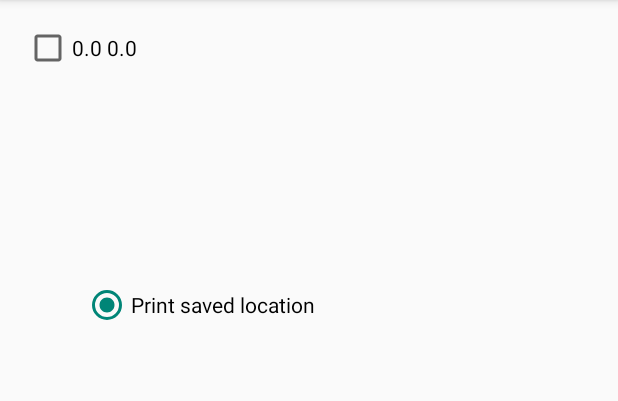
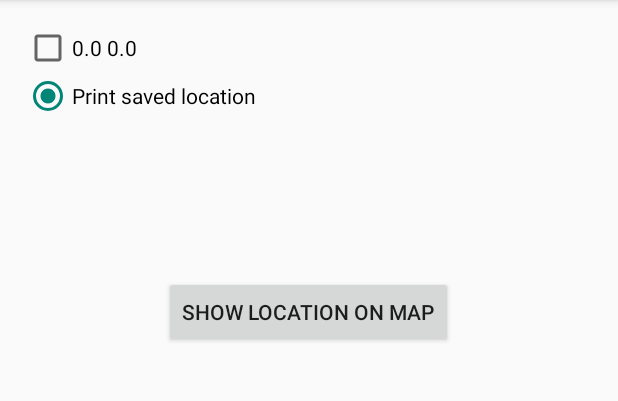
Before and after one commit to grclaeys/LocayytionsCommands, an Android app: the screen it shows after launch (MainActivity), in the options menu, after a tap on "Settings", on a phone screen of 412 x 824 dp, the part 84-485 px from its top. Run offline under Robolectric (Android 15) with nearby library versions, the phone set to English and light mode, and no system bars; 1 statement that could not run was skipped.

Commit message:
puts the live location on map back
ur welcome

```diff
--- a/app/src/main/java/com/example/claegar16/locayytionscommands/MainActivity.java
+++ b/app/src/main/java/com/example/claegar16/locayytionscommands/MainActivity.java
@@ -1,6 +1,7 @@
 package com.example.claegar16.locayytionscommands;
 
 import android.content.Context;
+import android.content.Intent;
 import android.content.SharedPreferences;
 import android.support.v7.app.AppCompatActivity;
 import android.os.Bundle;
@@ -63,9 +64,8 @@ public class MainActivity extends AppCompatActivity implements
                 .setPriority(LocationRequest.PRIORITY_HIGH_ACCURACY)
                 .setInterval(10 * 1000)        // 10 seconds, in milliseconds
                 .setFastestInterval(1 * 1000); // 1 second, in milliseconds
-        mGoogleApiClient.connect();
+        mGoogleApiClient.connect(); //makes it work
     }
-
     public static Context getAppContext() {
         return MainActivity.context;
     }
@@ -76,14 +76,12 @@ public class MainActivity extends AppCompatActivity implements
         getMenuInflater().inflate(R.menu.menu_main, menu);
         return true;
     }
-
     @Override
     public boolean onOptionsItemSelected(MenuItem item) {
         // Handle action bar item clicks here. The action bar will
         // automatically handle clicks on the Home/Up button, so long
         // as you specify a parent activity in AndroidManifest.xml.
         int id = item.getItemId();
-
         //noinspection SimplifiableIfStatement
         if (id == R.id.action_settings) {
             return true;
@@ -130,7 +128,6 @@ public class MainActivity extends AppCompatActivity implements
             Log.i(TAG, "Location services connection failed with code " + connectionResult.getErrorCode());
         }
     }
-
     @Override
     public void onLocationChanged(Location location) {
         handleNewLocation(location);
@@ -156,7 +153,6 @@ public class MainActivity extends AppCompatActivity implements
 
 //        getSavedLocation(MainActivity.getAppContext());
     }
-
     public LatLng getSavedLocation (Context context) {
         double ayy;
         double lmao;
@@ -172,7 +168,6 @@ public class MainActivity extends AppCompatActivity implements
 
         return coords;
     }
-
     public void printSavedLocation(View view) {
         LatLng coords = getSavedLocation(MainActivity.getAppContext());
 
@@ -180,4 +175,8 @@ public class MainActivity extends AppCompatActivity implements
         TextView checkBox = (TextView) findViewById(R.id.checkBox);
         checkBox.setText( coords.latitude + " " + coords.longitude);
     }
+    public void mapButton(View view){
+        Intent intent = new Intent(this,MapsActivity.class);
+        startActivity(intent);
+    }
 }
--- a/app/src/main/java/com/example/claegar16/locayytionscommands/MapsActivity.java
+++ b/app/src/main/java/com/example/claegar16/locayytionscommands/MapsActivity.java
@@ -28,9 +28,6 @@ public class MapsActivity extends FragmentActivity implements
     public static final String TAG = MapsActivity.class.getSimpleName();
     private final static int CONNECTION_FAILURE_RESOLUTION_REQUEST = 9000;
     private LocationRequest LocationRequest;
-
-    public double issyLat = 47.5223;
-    public double issyLong = 122.0288;
 
     @Override
     protected void onCreate(Bundle savedInstanceState) {
@@ -79,7 +76,7 @@ public class MapsActivity extends FragmentActivity implements
 
         MarkerOptions options = new MarkerOptions()
                 .position(latLng)
-                .title("I am here!");
+                .title("You are here!");
         mMap.addMarker(options);
         mMap.moveCamera(CameraUpdateFactory.newLatLngZoom(latLng, 16)); //centers camera at the marker, and zooms in (16/21)
 
--- a/app/src/main/res/layout/activity_main.xml
+++ b/app/src/main/res/layout/activity_main.xml
@@ -23,15 +23,26 @@
         android:layout_height="wrap_content"
         android:text="Print saved location"
         android:id="@+id/radioButton"
+        android:checked="false"
+        android:onClick="printSavedLocation"
         android:layout_below="@+id/checkBox"
         android:layout_alignParentLeft="true"
-        android:layout_alignParentStart="true"
-        android:layout_marginLeft="39dp"
-        android:layout_marginStart="39dp"
-        android:layout_marginTop="139dp"
-        android:checked="false"
-        android:onClick="printSavedLocation"/><![CDATA[
+        android:layout_alignParentStart="true" />
+
+    <Button
+        android:layout_width="wrap_content"
+        android:layout_height="wrap_content"
+        android:text="Show Location on Map"
+        android:id="@+id/button"
+        android:layout_marginTop="104dp"
+        android:layout_below="@+id/radioButton"
+        android:layout_centerHorizontal="true"
+        android:onClick="mapButton"
+        /><![CDATA[
+
+
 
     >>>>>>> origin/master
+
 ]]>
 </RelativeLayout>
```
